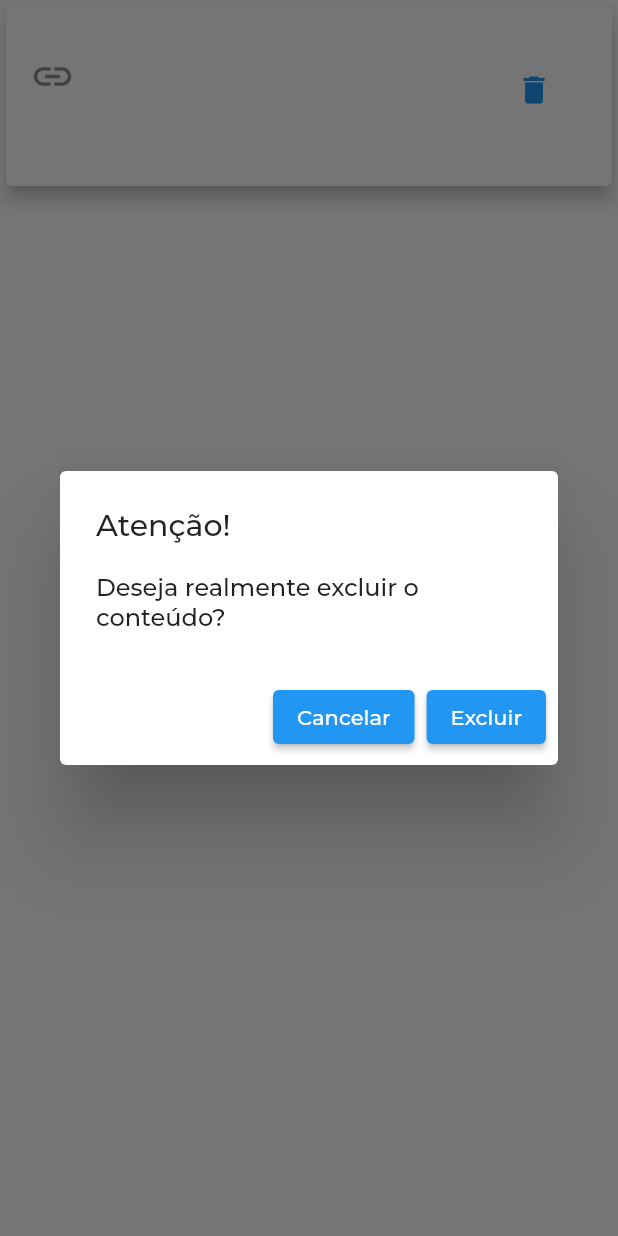
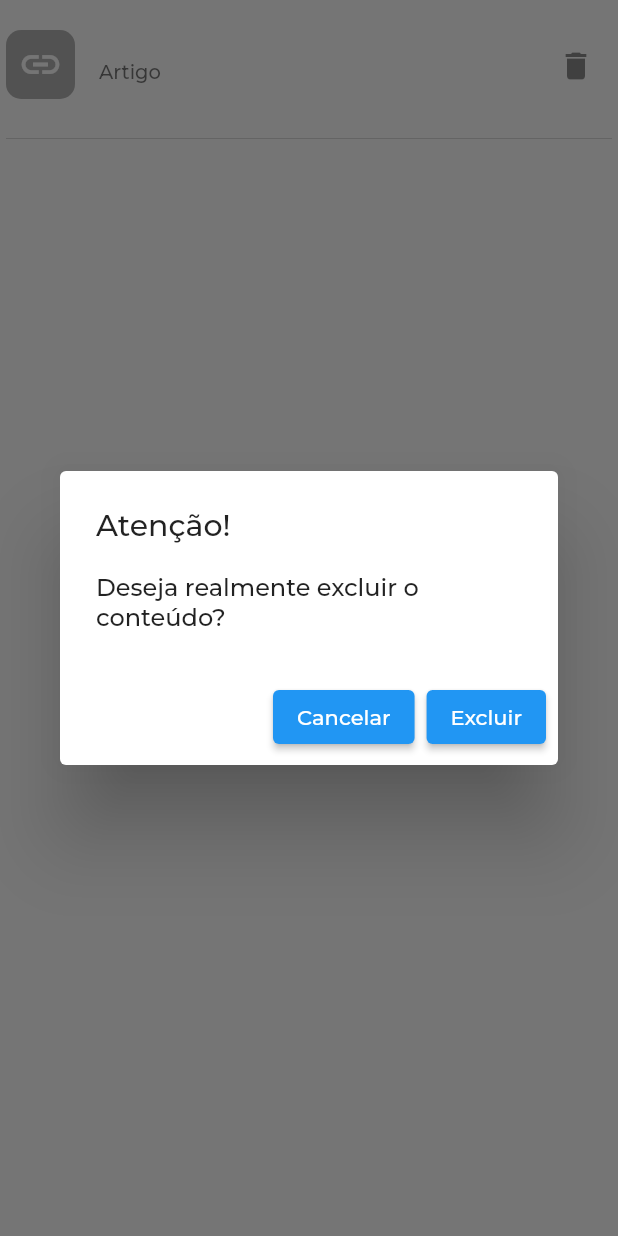
Before and after one commit to lulugonn/see_later_app, a Flutter app: the ContentCard widget shown alone on an empty page, opened directly with empty values, after a tap on the "delete" icon, on a phone screen of 412 x 824 dp. Run offline on Flutter 3.47's test engine with Material 2 defaults, Android fonts, the phone set to English and light mode, and no system bars; our stand-ins replace dio, flutter_secure_storage, flutter_svg; accounts and stored records are empty; network calls fail; project files that could hold a hidden picture were left out.

Commit message:
feat(home): update layout of content card

```diff
--- a/lib/main.dart
+++ b/lib/main.dart
@@ -21,7 +21,7 @@ class MyApp extends StatelessWidget {
         visualDensity: VisualDensity.adaptivePlatformDensity,
         fontFamily: 'Montserrat',
       ),
-      home: const Home(),
+      home: const OnBoarding(),
     );
   }
 }
--- a/lib/screens/home/widgets/content_card.dart
+++ b/lib/screens/home/widgets/content_card.dart
@@ -1,12 +1,19 @@
 import 'package:flutter/material.dart';
 import 'package:see_later_app/api/api_service.dart';
+import 'package:see_later_app/global.dart';
 import 'package:see_later_app/models/content_model.dart';
 import 'package:see_later_app/screens/home/home.dart';
 import 'package:see_later_app/services/alert_dialog_service.dart';
 
 class ContentCard extends StatefulWidget {
-  const ContentCard({super.key, required this.content});
+  const ContentCard(
+      {super.key,
+      required this.content,
+      required this.index,
+      required this.length});
   final ContentModel content;
+  final int index;
+  final num length;
 
   @override
   State<ContentCard> createState() => _ContentCardState();
@@ -16,30 +23,52 @@ class _ContentCardState extends State<ContentCard> {
   @override
   Widget build(BuildContext context) {
     return Card(
-      elevation: 5,
-      child: ListTile(
-        contentPadding: EdgeInsets.all(16),
-        leading: Icon(
-          Icons.link,
-          size: 30,
+        elevation: 0,
+        shape: RoundedRectangleBorder(
+          borderRadius: BorderRadius.zero,
         ),
-        title: Text(widget.content.title!),
-        subtitle: Text(
-          "${widget.content.url!} \n ${widget.content.notes!}",
-          style: TextStyle(
-            fontSize: 14,
+        child: Container(
+          decoration: BoxDecoration(
+            border: Border(
+              bottom: BorderSide(
+                color: widget.index == widget.length - 1
+                    ? Colors.transparent
+                    : Global.grey, // Cor da borda
+                width: 0.5,
+              ),
+            ),
           ),
-        ),
-        trailing: TextButton.icon(
-          icon: Icon(Icons.delete),
-          onPressed: () {
-            _deleteContent(widget.content.id!);
-          },
-          label: Text(''),
-        ),
-        isThreeLine: true,
-      ),
-    );
+          child: ListTile(
+            contentPadding: EdgeInsets.only(top: 0),
+            leading: Container(
+              padding: EdgeInsets.all(8.0),
+              decoration: BoxDecoration(
+                  color: Color(0x66404040),
+                  borderRadius: BorderRadius.circular(10)),
+              child: const Icon(
+                Icons.link,
+                color: Global.white,
+                size: 30
+              ),
+            ),
+            title: Padding(
+              padding: const EdgeInsets.only(top:4.0),
+              child: Text(widget.content.title!,
+                  style: TextStyle(fontWeight: FontWeight.bold)),
+            ),
+            subtitle: Text(
+              "Artigo",
+              style: TextStyle(
+                fontSize: 13,
+              ),
+            ),
+            trailing: IconButton(icon:Icon(Icons.delete), onPressed: () {
+                _deleteContent(widget.content.id!);
+
+                },),
+            isThreeLine: true,
+          ),
+        ));
   }
 
   void showAlertConfirm(BuildContext context, title, content, id) {
--- a/lib/screens/home/widgets/progress_card.dart
+++ b/lib/screens/home/widgets/progress_card.dart
@@ -23,7 +23,7 @@ class _ProgressCardState extends State<ProgressCard>
     super.initState();
 
     _controller = AnimationController(
-        duration: const Duration(seconds: 2), vsync: this, upperBound: 0.7);
+        duration: const Duration(seconds: 5), vsync: this, upperBound: 0.5);
     _controller.forward();
   }
 
```
Also changed, not shown: lib/screens/home/home.dart (+8 -12 lines), 3 other files.
